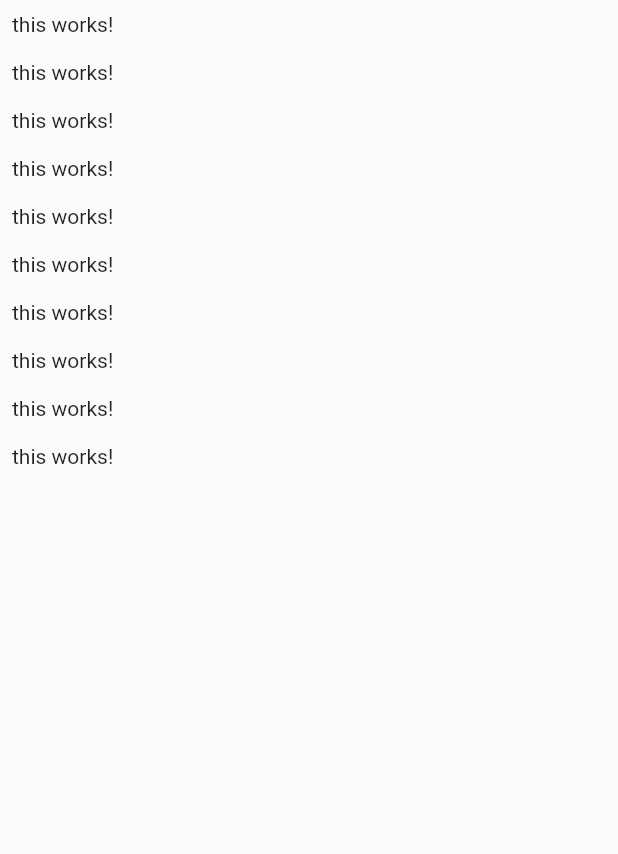
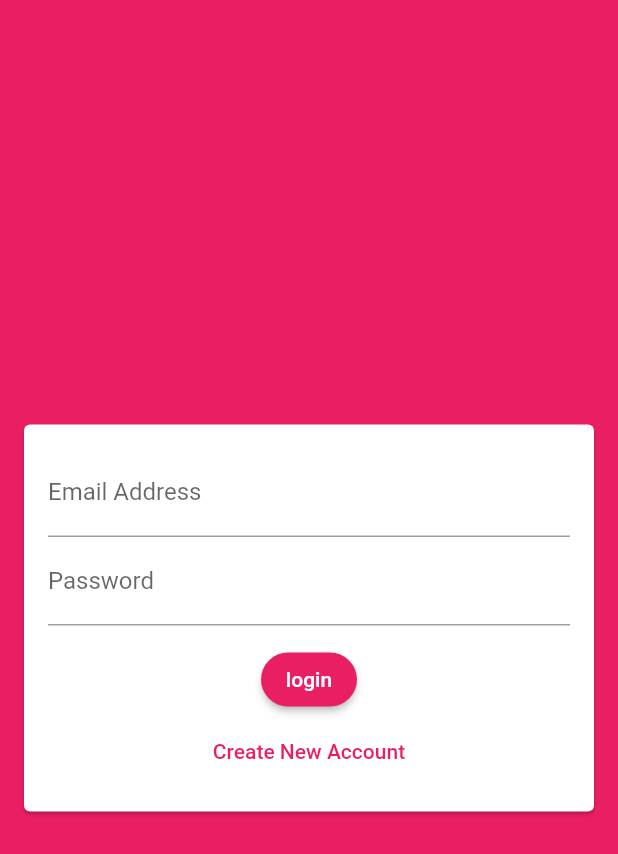
Before and after one commit to AmrAbdelmagid/Flutter-Chat, a Flutter app: the screen it shows after launch, on a phone screen of 412 x 824 dp. Shown: the top 854 px of the screen. Run offline on Flutter 3.47's test engine with Material 2 defaults, Android fonts, the phone set to English and light mode, and no system bars; our stand-ins replace cloud_firestore, firebase_core; accounts and stored records are empty.

Commit message:
Added authentication screen

```diff
--- a/lib/main.dart
+++ b/lib/main.dart
@@ -1,5 +1,7 @@
+import 'package:chat_app_2/screens/auth_screen.dart';
 import 'package:chat_app_2/screens/chat_screen.dart';
 import 'package:flutter/material.dart';
+import 'package:firebase_core/firebase_core.dart';
 
 void main() {
   runApp(MyApp());
@@ -8,12 +10,20 @@ void main() {
 class MyApp extends StatelessWidget {
   @override
   Widget build(BuildContext context) {
+    Firebase.initializeApp();
     return MaterialApp(
       title: 'Flutter Chat!',
       theme: ThemeData(
-        primarySwatch: Colors.blue,
-      ),
-      home: ChatScreen(),
+          primarySwatch: Colors.pink,
+          backgroundColor: Colors.pink,
+          accentColor: Colors.deepPurple,
+          accentColorBrightness: Brightness.dark,
+          buttonTheme: ButtonTheme.of(context).copyWith(
+              buttonColor: Colors.pink,
+              textTheme: ButtonTextTheme.primary,
+              shape: RoundedRectangleBorder(
+                  borderRadius: BorderRadius.circular(20.0)))),
+      home: AuthScreen(),
     );
   }
 }
--- a/lib/screens/auth_screen.dart
+++ b/lib/screens/auth_screen.dart
@@ -0,0 +1,25 @@
+import 'package:chat_app_2/widgets/auth_widgets/auth_form.dart';
+import 'package:flutter/material.dart';
+
+class AuthScreen extends StatefulWidget {
+
+  @override
+  _AuthScreenState createState() => _AuthScreenState();
+}
+
+class _AuthScreenState extends State<AuthScreen> {
+  void _submitAuthForm(
+      String email,
+      String password,
+      String username,
+      bool isLogin
+      ){
+  }
+  @override
+  Widget build(BuildContext context) {
+    return Scaffold(
+      backgroundColor: Theme.of(context).primaryColor,
+      body: AuthForm(_submitAuthForm),
+    );
+  }
+}
--- /dev/null
+++ b/lib/widgets/auth_widgets/auth_form.dart
@@ -0,0 +1,118 @@
+import 'dart:developer';
+
+import 'package:flutter/material.dart';
+
+class AuthForm extends StatefulWidget {
+  AuthForm(this.submitFn);
+
+  final void Function(
+    String email,
+    String password,
+    String username,
+    bool isLogin,
+  ) submitFn;
+
+  @override
+  _AuthFormState createState() => _AuthFormState();
+}
+
+class _AuthFormState extends State<AuthForm> {
+  final _formKey = GlobalKey<FormState>();
+
+  bool _isLogin = true;
+
+  String _userEmail = '';
+  String _userName = '';
+  String _userPassword = '';
+
+  _trySubmit() {
+    final isValid = _formKey.currentState.validate();
+    FocusScope.of(context).unfocus();
+    if (isValid) {
+      _formKey.currentState.save();
+      widget.submitFn(_userEmail, _userPassword, _userName, _isLogin);
+    }
+  }
+
+  @override
+  Widget build(BuildContext context) {
+    return Center(
+      child: Card(
+        margin: EdgeInsets.all(16.0),
+        child: SingleChildScrollView(
+          padding: EdgeInsets.all(16.0),
+          child: Form(
+            key: _formKey,
+            child: Column(
+              mainAxisSize: MainAxisSize.min,
+              children: [
+                TextFormField(
+                  key: ValueKey('email'),
+                  validator: (value) {
+                    if (value.isEmpty || !value.contains('@')) {
+                      return 'Please enter a valid email address.';
+                    }
+                    return null;
+                  },
+                  onSaved: (value) {
+                    _userEmail = value;
+                  },
+                  decoration: InputDecoration(labelText: 'Email Address'),
+                  keyboardType: TextInputType.emailAddress,
+                ),
+                if (!_isLogin)
+                  TextFormField(
+                    key: ValueKey('username'),
+                    validator: (value) {
+                      if (value.isEmpty || value.length < 4) {
+                        return 'Please enter at least 4 characters.';
+                      }
+                      return null;
+                    },
+                    onSaved: (value) {
+                      _userName = value;
+                    },
+                    decoration: InputDecoration(labelText: 'Username'),
+                  ),
+                TextFormField(
+                  key: ValueKey('password'),
+                  validator: (value) {
+                    if (value.isEmpty || value.length < 7) {
+                      return 'Please enter at least 7 characters.';
+                    }
+                    return null;
+                  },
+                  onSaved: (value) {
+                    _userPassword = value;
+                  },
+                  decoration: InputDecoration(labelText: 'Password'),
+                  obscureText: true,
+                ),
+                SizedBox(
+                  height: 12.0,
+                ),
+                ElevatedButton(
+                  style: ButtonStyle(
+                    shape: MaterialStateProperty.all(
+                        Theme.of(context).buttonTheme.shape),
+                  ),
+                  onPressed: _trySubmit,
+                  child: Text(_isLogin ? 'login' : 'Sign up'),
+                ),
+                TextButton(
+                    onPressed: () {
+                      setState(() {
+                        _isLogin = !_isLogin;
+                      });
+                    },
+                    child: Text(_isLogin
+                        ? 'Create New Account'
+                        : 'Already have an account?'))
+              ],
+            ),
+          ),
+        ),
+      ),
+    );
+  }
+}
--- a/pubspec.yaml
+++ b/pubspec.yaml
@@ -28,6 +28,8 @@ dependencies:
   # The following adds the Cupertino Icons font to your application.
   # Use with the CupertinoIcons class for iOS style icons.
   cupertino_icons: ^1.0.2
+  cloud_firestore: ^2.2.1
+  firebase_core: ^1.2.1
 
 dev_dependencies:
   flutter_test:
```
Also changed, not shown: lib/screens/chat_screen.dart (+17 -7 lines), pubspec.lock, 1 other file.
